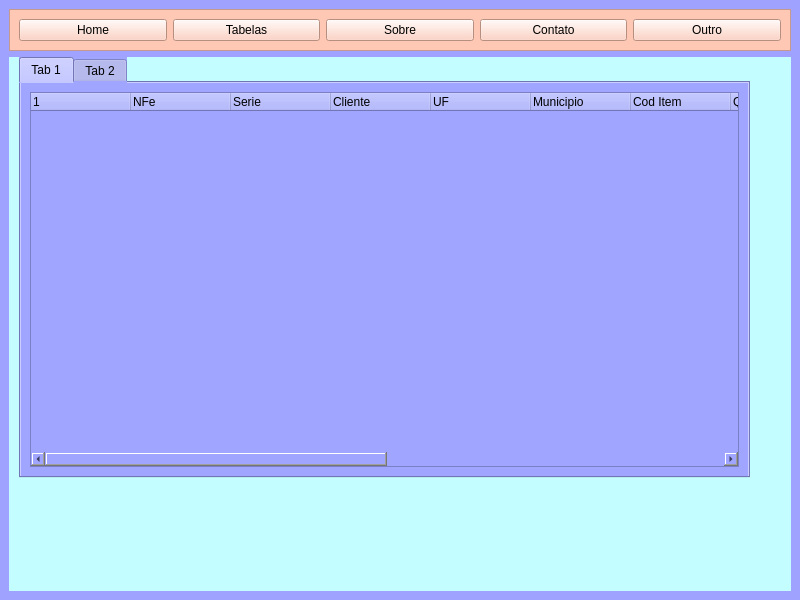
Old version of the form Activity/LocadoraDeCarro/Tela.ui in the repository ArthurBrumX/Software_Factory.
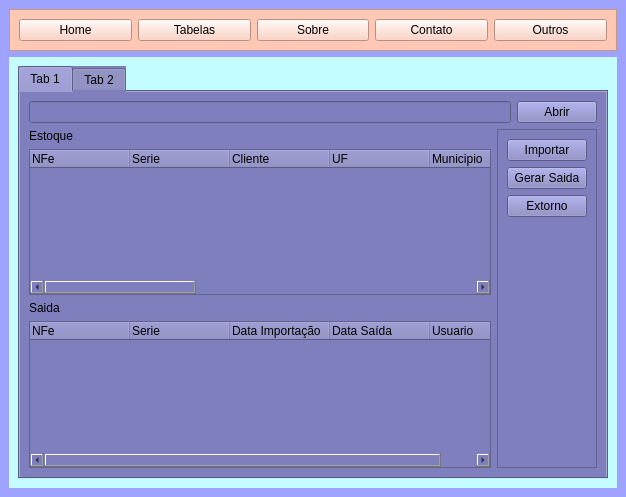
New version of the form.

```diff
--- a/Activity/LocadoraDeCarro/Tela.ui
+++ b/Activity/LocadoraDeCarro/Tela.ui
@@ -6,8 +6,8 @@
    <rect>
     <x>0</x>
     <y>0</y>
-    <width>800</width>
-    <height>600</height>
+    <width>607</width>
+    <height>497</height>
    </rect>
   </property>
   <property name="windowTitle">
@@ -61,7 +61,7 @@
        <item>
         <widget class="QPushButton" name="pushButton_5">
          <property name="text">
-          <string>Outro</string>
+          <string>Outros</string>
          </property>
         </widget>
        </item>
@@ -76,18 +76,12 @@
       <property name="currentIndex">
        <number>0</number>
       </property>
-      <widget class="QWidget" name="page">
+      <widget class="QWidget" name="pg_table">
+       <layout class="QVBoxLayout" name="verticalLayout_2">
+        <item>
        <widget class="QTabWidget" name="tabWidget">
-        <property name="geometry">
-         <rect>
-          <x>10</x>
-          <y>0</y>
-          <width>731</width>
-          <height>421</height>
-         </rect>
-        </property>
         <property name="styleSheet">
-         <string notr="true">background-color: rgb(160, 165, 255);</string>
+           <string notr="true">background-color: rgb(127, 127, 189);</string>
         </property>
         <property name="currentIndex">
          <number>0</number>
@@ -96,14 +90,36 @@
          <attribute name="title">
           <string>Tab 1</string>
          </attribute>
-         <layout class="QVBoxLayout" name="verticalLayout_2">
+           <layout class="QVBoxLayout" name="verticalLayout_7">
+            <item>
+             <layout class="QHBoxLayout" name="horizontalLayout_3">
+              <item>
+               <widget class="QLineEdit" name="lineEdit"/>
+              </item>
+              <item>
+               <widget class="QPushButton" name="pushButton_9">
+                <property name="text">
+                 <string>Abrir</string>
+                </property>
+               </widget>
+              </item>
+             </layout>
+            </item>
+            <item>
+             <layout class="QHBoxLayout" name="horizontalLayout_4">
+              <item>
+               <layout class="QVBoxLayout" name="verticalLayout_6">
+                <item>
+                 <layout class="QVBoxLayout" name="verticalLayout_5">
+                  <item>
+                   <widget class="QLabel" name="label_3">
+                    <property name="text">
+                     <string>Estoque</string>
+                    </property>
+                   </widget>
+                  </item>
           <item>
            <widget class="QTreeWidget" name="treeWidget">
-            <column>
-             <property name="text">
-              <string>1</string>
-             </property>
-            </column>
             <column>
              <property name="text">
               <string>NFe</string>
@@ -141,7 +157,7 @@
             </column>
             <column>
              <property name="text">
-              <string>Decricao</string>
+                      <string>Descrição</string>
              </property>
             </column>
             <column>
@@ -161,7 +177,7 @@
             </column>
             <column>
              <property name="text">
-              <string>Data Importacao</string>
+                      <string>Data Importação</string>
              </property>
             </column>
             <column>
@@ -170,6 +186,98 @@
              </property>
             </column>
            </widget>
+                  </item>
+                 </layout>
+                </item>
+                <item>
+                 <layout class="QVBoxLayout" name="verticalLayout_4">
+                  <item>
+                   <widget class="QLabel" name="label_2">
+                    <property name="text">
+                     <string>Saida</string>
+                    </property>
+                   </widget>
+                  </item>
+                  <item>
+                   <widget class="QTreeWidget" name="treeWidget_2">
+                    <column>
+                     <property name="text">
+                      <string>NFe</string>
+                     </property>
+                    </column>
+                    <column>
+                     <property name="text">
+                      <string>Serie</string>
+                     </property>
+                    </column>
+                    <column>
+                     <property name="text">
+                      <string>Data Importação</string>
+                     </property>
+                    </column>
+                    <column>
+                     <property name="text">
+                      <string>Data Saída</string>
+                     </property>
+                    </column>
+                    <column>
+                     <property name="text">
+                      <string>Usuario</string>
+                     </property>
+                    </column>
+                   </widget>
+                  </item>
+                 </layout>
+                </item>
+               </layout>
+              </item>
+              <item>
+               <widget class="QFrame" name="frame_2">
+                <property name="frameShape">
+                 <enum>QFrame::StyledPanel</enum>
+                </property>
+                <property name="frameShadow">
+                 <enum>QFrame::Raised</enum>
+                </property>
+                <layout class="QVBoxLayout" name="verticalLayout_3">
+                 <item>
+                  <widget class="QPushButton" name="pushButton_6">
+                   <property name="text">
+                    <string>Importar</string>
+                   </property>
+                  </widget>
+                 </item>
+                 <item>
+                  <widget class="QPushButton" name="pushButton_7">
+                   <property name="text">
+                    <string>Gerar Saida</string>
+                   </property>
+                  </widget>
+                 </item>
+                 <item>
+                  <widget class="QPushButton" name="pushButton_8">
+                   <property name="text">
+                    <string>Extorno</string>
+                   </property>
+                  </widget>
+                 </item>
+                 <item>
+                  <spacer name="verticalSpacer">
+                   <property name="orientation">
+                    <enum>Qt::Vertical</enum>
+                   </property>
+                   <property name="sizeHint" stdset="0">
+                    <size>
+                     <width>20</width>
+                     <height>40</height>
+                    </size>
+                   </property>
+                  </spacer>
+                 </item>
+                </layout>
+               </widget>
+              </item>
+             </layout>
           </item>
          </layout>
         </widget>
@@ -179,6 +287,8 @@
          </attribute>
         </widget>
        </widget>
+        </item>
+       </layout>
       </widget>
       <widget class="QWidget" name="page_2">
        <layout class="QHBoxLayout" name="horizontalLayout_2">
```
Left out of the diff: 16 changed lines with no effect on the pictures. Lines whose indentation alone changed are shown as unchanged.
